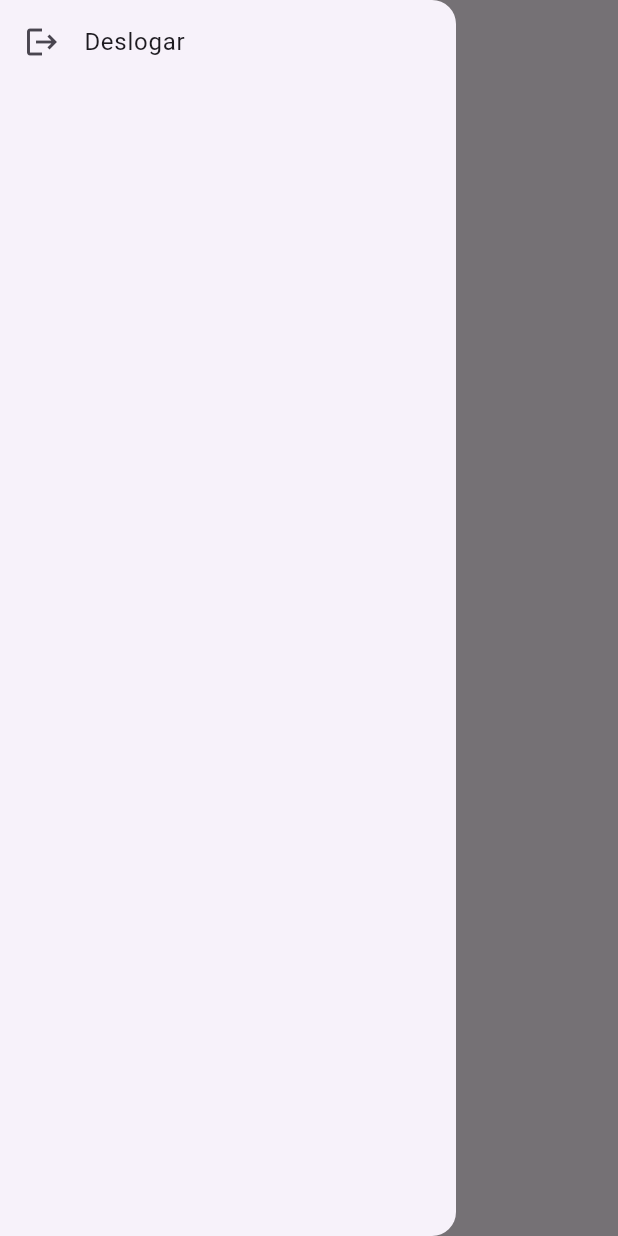
After one commit to wa-lidiane/gym_app, a Flutter app: the screen it shows once a user with an empty profile is signed in, with the side drawer open, on a phone screen of 412 x 824 dp. The commit adds this screen. Run offline on Flutter 3.47's test engine with Material 3 defaults, Android fonts, the light colour scheme and no system bars; our stand-ins replace firebase_auth, firebase_core; accounts and stored records are empty; generated files the repository leaves out were written again.

Commit message:
tela de login

```diff
--- a/lib/main.dart
+++ b/lib/main.dart
@@ -1,13 +1,14 @@
+import 'package:firebase_auth/firebase_auth.dart';
 import 'package:flutter/material.dart';
 import 'package:gym_app/telas/autenticacao_tela.dart';
 //import 'package:gym_app/telas/exercicio_tela.dart';
 import 'package:firebase_core/firebase_core.dart';
+import 'package:gym_app/telas/inicio_tela.dart';
 import 'firebase_options.dart';
 
 void main() async {
   WidgetsFlutterBinding.ensureInitialized();
   await Firebase.initializeApp(options: DefaultFirebaseOptions.currentPlatform);
-  runApp(const MyApp());
   runApp(const MyApp());
 }
 
@@ -19,7 +20,25 @@ class MyApp extends StatelessWidget {
   Widget build(BuildContext context) {
     return MaterialApp(
       debugShowCheckedModeBanner: false,
-      home: AutenticacaoTela(),
+      home: RoteadorTela(),
     );
   }
 }
+
+class RoteadorTela extends StatelessWidget {
+  const RoteadorTela({super.key});
+
+  @override
+  Widget build(BuildContext context) {
+    return StreamBuilder<User?>(
+      stream: FirebaseAuth.instance.userChanges(),
+      builder: (context, snapshot) {
+        if (snapshot.hasData) {
+          return InicioTela();
+        } else {
+          return AutenticacaoTela();
+        }
+      },
+    );
+  }
+}
--- /dev/null
+++ b/lib/telas/inicio_tela.dart
@@ -0,0 +1,26 @@
+import 'package:flutter/material.dart';
+import 'package:gym_app/servicos/autenticacao_servico.dart';
+
+class InicioTela extends StatelessWidget {
+  const InicioTela({super.key});
+
+  @override
+  Widget build(BuildContext context) {
+    return Scaffold(
+      appBar: AppBar(title: Text('Tela Inicial')),
+      drawer: Drawer(
+        child: ListView(
+          children: [
+            ListTile(
+              leading: Icon(Icons.logout),
+              title: Text('Deslogar'),
+              onTap: () {
+                AutenticacaoServico().deslogar();
+              },
+            ),
+          ],
+        ),
+      ),
+    );
+  }
+}
```
Also changed, not shown: lib/_comum/meu_snackbar.dart (added, +25 -0 lines), lib/servicos/autenticacao_servico.dart (+32 -3 lines), lib/telas/autenticacao_tela.dart (+19 -2 lines), 1 other file.
